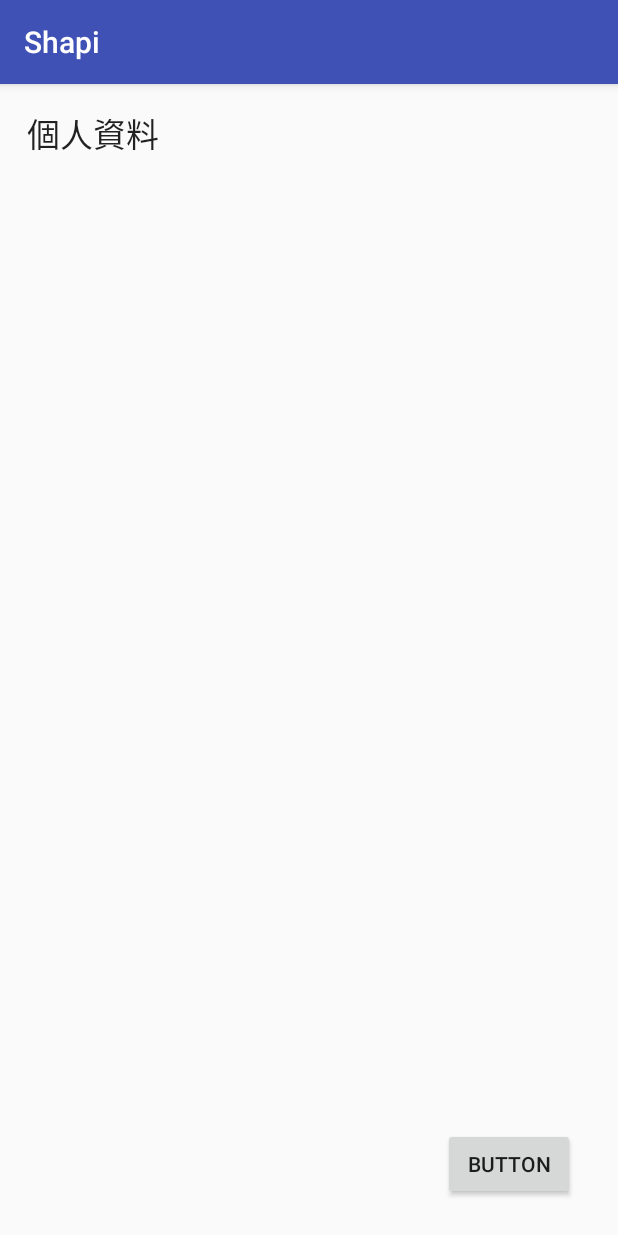
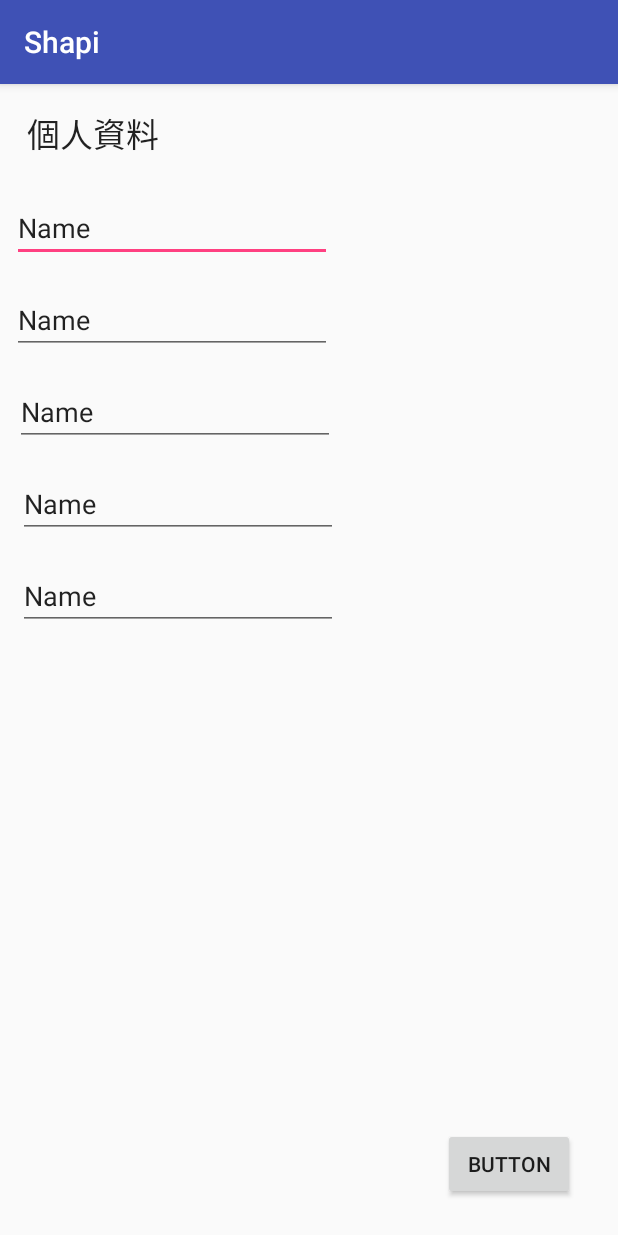
Before and after one commit to hanktom/Shapi, an Android app: the PersonalDataActivity screen opened directly, with no data from a screen before it, on a phone screen of 412 x 824 dp. Run offline under Robolectric (Android 15) with nearby library versions, the phone set to English and light mode, and no system bars.

Commit message:
layout  update

```diff
--- a/app/src/main/java/com/fju/shapi/PersonalDataActivity.java
+++ b/app/src/main/java/com/fju/shapi/PersonalDataActivity.java
@@ -1,13 +1,32 @@
 package com.fju.shapi;
 
+import android.support.annotation.NonNull;
 import android.support.v7.app.AppCompatActivity;
 import android.os.Bundle;
+import android.support.v7.widget.RecyclerView;
+import android.view.View;
+import android.view.ViewGroup;
+import android.widget.EditText;
+import android.widget.TextView;
+
+import com.fju.shapi.data.DummyData;
+
+import java.util.ArrayList;
+import java.util.List;
 
 public class PersonalDataActivity extends AppCompatActivity {
+    EditText edValue;
+    TextView tvName;
+    List<String> data = new ArrayList<>();
 
     @Override
     protected void onCreate(Bundle savedInstanceState) {
         super.onCreate(savedInstanceState);
         setContentView(R.layout.activity_personal_data);
+     }
+    public void findViews() {
+
     }
+
+
 }
--- a/app/src/main/java/com/fju/shapi/data/DummyData.java
+++ b/app/src/main/java/com/fju/shapi/data/DummyData.java
@@ -10,6 +10,4 @@ public class DummyData {
                 new Product(2, "aaa", "blablabla", 30, 10),
                 new Product(3, "bbb", "aaaaaaaaaaa", 380, 6));
     }
-
-
 }
--- a/app/src/main/res/layout/activity_personal_data.xml
+++ b/app/src/main/res/layout/activity_personal_data.xml
@@ -19,18 +19,6 @@
         app:layout_constraintStart_toStartOf="parent"
         app:layout_constraintTop_toTopOf="parent" />
 
-    <android.support.v7.widget.RecyclerView
-        android:layout_width="368dp"
-        android:layout_height="375dp"
-        android:layout_marginStart="8dp"
-        android:layout_marginTop="32dp"
-        android:layout_marginEnd="8dp"
-        android:layout_marginBottom="24dp"
-        app:layout_constraintBottom_toTopOf="@+id/button"
-        app:layout_constraintEnd_toEndOf="parent"
-        app:layout_constraintStart_toStartOf="parent"
-        app:layout_constraintTop_toBottomOf="@+id/textView" />
-
     <Button
         android:id="@+id/button"
         android:layout_width="wrap_content"
@@ -43,4 +31,74 @@
         app:layout_constraintEnd_toEndOf="parent"
         app:layout_constraintHorizontal_bias="0.932"
         app:layout_constraintStart_toStartOf="parent" />
+
+    <EditText
+        android:id="@+id/ed-name"
+        android:layout_width="0dp"
+        android:layout_height="wrap_content"
+        android:layout_marginStart="8dp"
+        android:layout_marginTop="24dp"
+        android:ems="10"
+        android:inputType="textPersonName"
+        android:text="Name"
+        app:layout_constraintStart_toStartOf="parent"
+        app:layout_constraintTop_toBottomOf="@+id/textView" />
+
+    <EditText
+        android:id="@+id/ed-gender"
+        android:layout_width="wrap_content"
+        android:layout_height="wrap_content"
+        android:layout_marginStart="12dp"
+        android:layout_marginTop="16dp"
+        android:ems="10"
+        android:inputType="textPersonName"
+        android:text="Name"
+        app:layout_constraintEnd_toEndOf="@+id/ed-birth"
+        app:layout_constraintStart_toStartOf="parent"
+        app:layout_constraintTop_toBottomOf="@+id/ed-birth" />
+
+    <EditText
+        android:id="@+id/ed-birth"
+        android:layout_width="wrap_content"
+        android:layout_height="wrap_content"
+        android:layout_marginStart="8dp"
+        android:layout_marginTop="16dp"
+        android:ems="10"
+        android:inputType="textPersonName"
+        android:text="Name"
+        app:layout_constraintEnd_toEndOf="@+id/ed-name"
+        app:layout_constraintStart_toStartOf="parent"
+        app:layout_constraintTop_toBottomOf="@+id/ed-name" />
+
+    <EditText
+        android:id="@+id/ed-tel"
+        android:layout_width="wrap_content"
+        android:layout_height="wrap_content"
+        android:layout_marginStart="12dp"
+        android:layout_marginTop="16dp"
+        android:ems="10"
+        android:inputType="textPersonName"
+        android:text="Name"
+        app:layout_constraintEnd_toEndOf="@+id/ed-gender"
+        app:layout_constraintHorizontal_bias="0.0"
+        app:layout_constraintStart_toStartOf="parent"
+        app:layout_constraintTop_toBottomOf="@+id/ed-gender" />
+
+    <EditText
+        android:id="@+id/ed-address"
+        android:layout_width="wrap_content"
+        android:layout_height="45dp"
+        android:layout_marginStart="16dp"
+        android:layout_marginTop="16dp"
+        android:layout_marginBottom="8dp"
+        android:ems="10"
+        android:inputType="textPersonName"
+        android:text="Name"
+        app:layout_constraintBottom_toBottomOf="parent"
+        app:layout_constraintEnd_toEndOf="@+id/ed-tel"
+        app:layout_constraintHorizontal_bias="1.0"
+        app:layout_constraintStart_toStartOf="parent"
+        app:layout_constraintTop_toBottomOf="@+id/ed-tel"
+        app:layout_constraintVertical_bias="0.0" />
+
 </android.support.constraint.ConstraintLayout>
```
Also changed, not shown: app/src/main/java/com/fju/shapi/data/PersonalData.java (added, +67 -0 lines).
